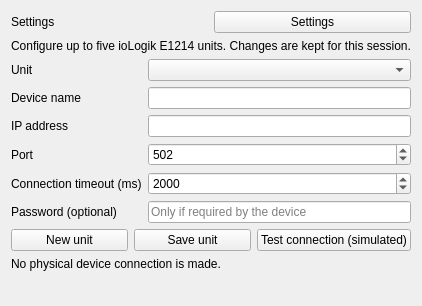
First picture: the form in add_moxa.ui, repository Liorkatz/MOXA, before the edit.
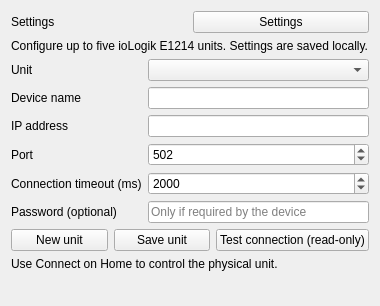
Second picture: the form after the edit.

Commit message: Fix live MOXA control, UI and protocol regression: add_moxa.ui

The edit to the form file:
```diff
--- a/add_moxa.ui
+++ b/add_moxa.ui
@@ -27,7 +27,7 @@
    <item>
     <widget class="QLabel" name="connectionsHelp">
      <property name="text">
-      <string>Configure up to five ioLogik E1214 units. Changes are kept for this session.</string>
+      <string>Configure up to five ioLogik E1214 units. Settings are saved locally.</string>
      </property>
     </widget>
    </item>
@@ -120,7 +120,7 @@
      <item>
       <widget class="QPushButton" name="testConnectionButton">
        <property name="text">
-        <string>Test connection (simulated)</string>
+        <string>Test connection (read-only)</string>
        </property>
       </widget>
      </item>
@@ -129,7 +129,7 @@
    <item>
     <widget class="QLabel" name="connectionMessage">
      <property name="text">
-      <string>No physical device connection is made.</string>
+      <string>Use Connect on Home to control the physical unit.</string>
      </property>
     </widget>
    </item>
```
